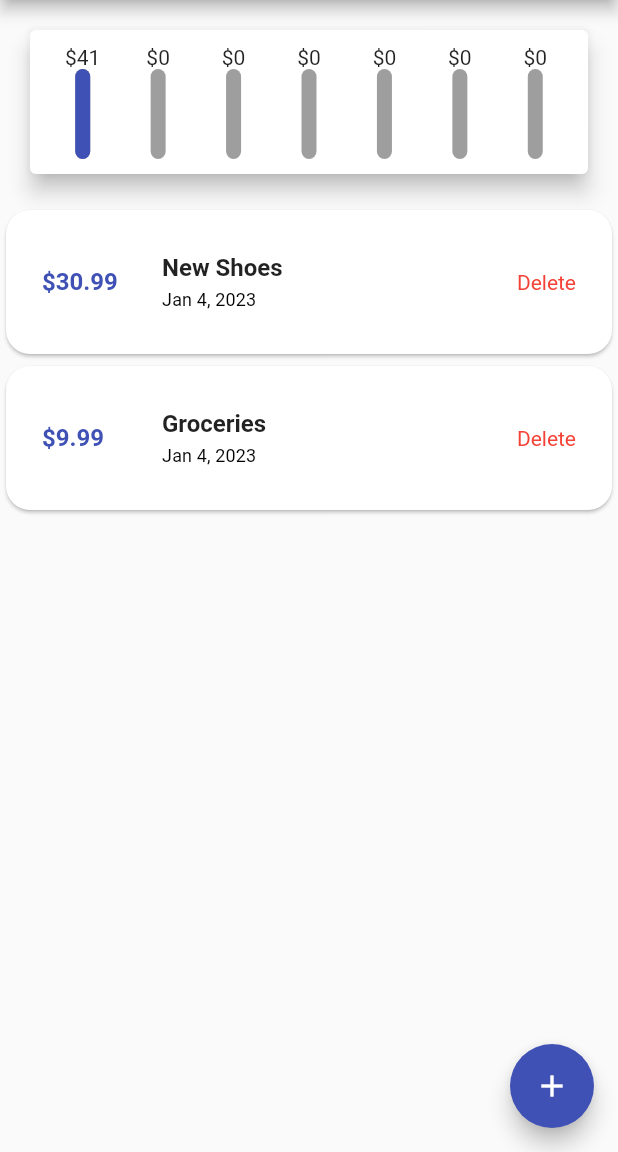
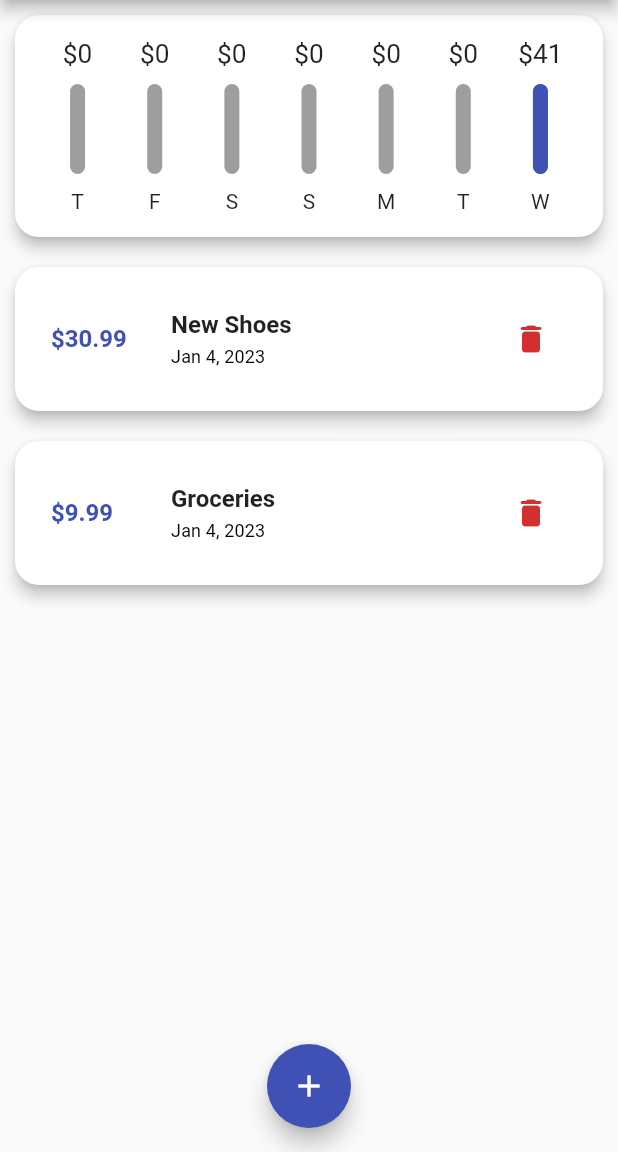
Before and after one commit to fathansantoso30/udemy_expense_tracker, a Flutter app: the screen it shows after launch, on a phone screen of 412 x 824 dp, the part 84-1236 px from its top. Run offline on Flutter 3.47's test engine with Material 2 defaults, Android fonts, the phone set to English and light mode, and no system bars.

Commit message:
added feature course content 117

```diff
--- a/lib/main.dart
+++ b/lib/main.dart
@@ -67,12 +67,12 @@ class _MyHomePageState extends State<MyHomePage> {
         .toList();
   }
 
-  void _addTransaction(String titleTx, double amountTx) {
+  void _addTransaction(String titleTx, double amountTx, DateTime dateTx) {
     final newTx = Transaction(
       id: DateTime.now().toString(),
       title: titleTx,
       amount: amountTx,
-      date: DateTime.now(),
+      date: dateTx,
     );
 
     setState(() {
@@ -80,6 +80,14 @@ class _MyHomePageState extends State<MyHomePage> {
     });
 
     Navigator.pop(context);
+  }
+
+  void _removeTransaction(String idTx) {
+    setState(
+      () {
+        _transaction.removeWhere((transaction) => transaction.id == idTx);
+      },
+    );
   }
 
   void _showModalAddTransaction(BuildContext ctx) {
@@ -112,7 +120,10 @@ class _MyHomePageState extends State<MyHomePage> {
           child: Column(
             children: [
               Chart(recentTransactions: _recentTransactions),
-              TransactionList(transaction: _transaction)
+              TransactionList(
+                transaction: _transaction,
+                removeTransaction: _removeTransaction,
+              )
             ],
           ),
         ),
@@ -120,6 +131,7 @@ class _MyHomePageState extends State<MyHomePage> {
           child: const Icon(Icons.add),
           onPressed: () => _showModalAddTransaction(context),
         ),
+        floatingActionButtonLocation: FloatingActionButtonLocation.centerFloat,
       ),
     );
   }
--- a/lib/widgets/chart.dart
+++ b/lib/widgets/chart.dart
@@ -28,7 +28,7 @@ class Chart extends StatelessWidget {
           'amount': sumTransactionToday,
         };
       },
-    );
+    ).reversed.toList();
   }
 
   double get totalSpends {
@@ -41,10 +41,13 @@ class Chart extends StatelessWidget {
   @override
   Widget build(BuildContext context) {
     return Card(
-      elevation: 6,
-      margin: const EdgeInsets.all(20),
+      elevation: 4,
+      margin: const EdgeInsets.all(10),
+      shape: RoundedRectangleBorder(
+        borderRadius: BorderRadius.circular(16),
+      ),
       child: Padding(
-        padding: const EdgeInsets.all(10),
+        padding: const EdgeInsets.all(16),
         child: Row(
           mainAxisAlignment: MainAxisAlignment.spaceAround,
           children: groupedTransactionValues.map((data) {
--- a/lib/widgets/chart_bar.dart
+++ b/lib/widgets/chart_bar.dart
@@ -15,8 +15,14 @@ class ChartBar extends StatelessWidget {
   Widget build(BuildContext context) {
     return Column(
       children: [
-        FittedBox(child: Text('\$${amountSpent.toStringAsFixed(0)}')),
-        Container(
+        SizedBox(
+            height: 20,
+            child:
+                FittedBox(child: Text('\$${amountSpent.toStringAsFixed(0)}'))),
+        const SizedBox(
+          height: 10,
+        ),
+        SizedBox(
           height: 60,
           width: 10,
           child: Stack(
@@ -35,10 +41,14 @@ class ChartBar extends StatelessWidget {
                     borderRadius: BorderRadius.circular(10),
                   ),
                 ),
-              )
+              ),
             ],
           ),
-        )
+        ),
+        const SizedBox(
+          height: 10,
+        ),
+        Text(label),
       ],
     );
   }
--- a/lib/widgets/transaction_list.dart
+++ b/lib/widgets/transaction_list.dart
@@ -4,14 +4,16 @@ import 'package:intl/intl.dart';
 import '../models/transaction.dart';
 
 class TransactionList extends StatelessWidget {
-  const TransactionList({super.key, required this.transaction});
+  const TransactionList(
+      {super.key, required this.transaction, required this.removeTransaction});
 
   final List<Transaction> transaction;
+  final Function removeTransaction;
 
   @override
   Widget build(BuildContext context) {
     return Container(
-      height: 400,
+      height: 500,
       child: transaction.isEmpty
           ? Column(
               children: [
@@ -28,6 +30,8 @@ class TransactionList extends StatelessWidget {
               itemCount: transaction.length,
               itemBuilder: (context, index) {
                 return Card(
+                  elevation: 4,
+                  margin: const EdgeInsets.all(10),
                   shape: RoundedRectangleBorder(
                     borderRadius: BorderRadius.circular(16),
                   ),
@@ -56,11 +60,15 @@ class TransactionList extends StatelessWidget {
                       DateFormat.yMMMd().format(transaction[index].date),
                       style: Theme.of(context).textTheme.titleSmall,
                     ),
-                      trailing: const Text(
-                        'Delete',
-                        style: TextStyle(color: Colors.red),
+                    trailing: IconButton(
+                      onPressed: () => removeTransaction(transaction[index].id),
+                      icon: Icon(
+                        Icons.delete_rounded,
+                        color: Theme.of(context).errorColor,
                       ),
-                    ));
+                    ),
+                  ),
+                );
               },
             ),
     );
```
Also changed, not shown: lib/widgets/new_transaction.dart (+35 -2 lines). Lines whose indentation alone changed are shown as unchanged.
